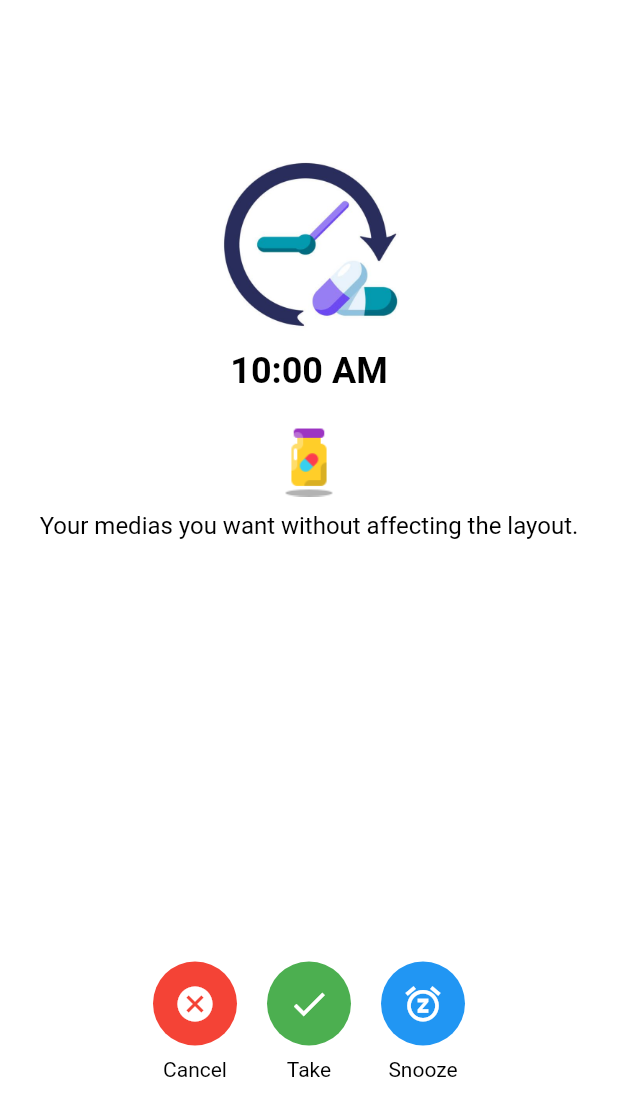
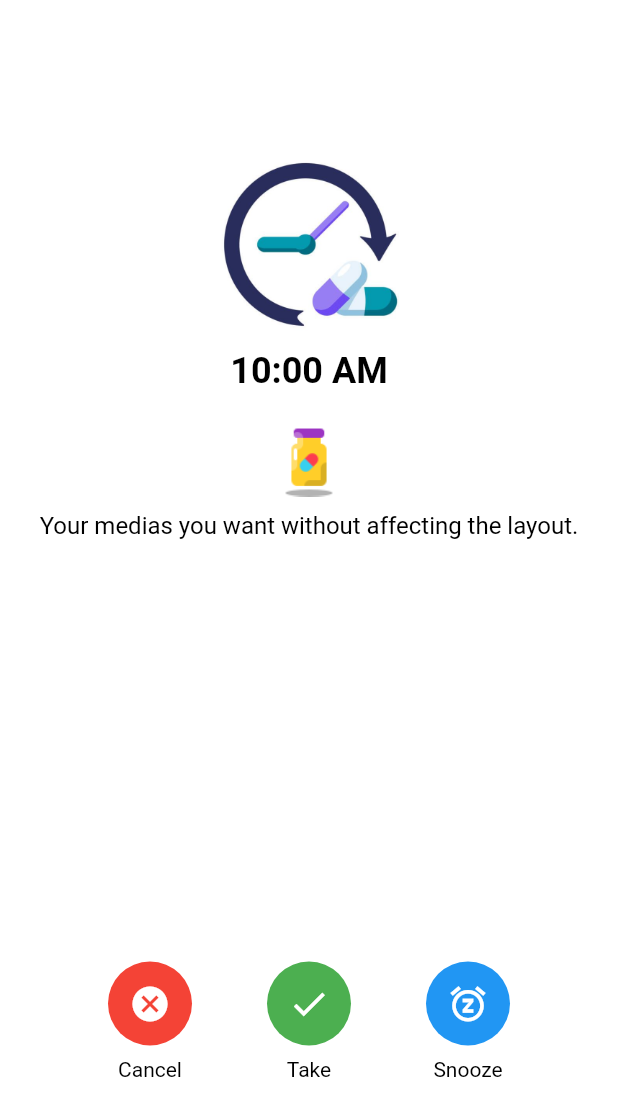
Before and after one commit to shruti10951/MediPal, a Flutter app: the screen it shows after launch, on a phone screen of 412 x 824 dp. Shown: the top 1116 px of the screen. Run offline on Flutter 3.47's test engine with Material 2 defaults, Android fonts, the phone set to English and light mode, and no system bars; our stand-ins replace awesome_notifications, cloud_firestore, datetime_picker_formfield, firebase_auth, firebase_core, image_picker and 1 more; missing offline and left inert: android_alarm_manager_plus; accounts and stored records are empty.

Commit message:
space between alram screen icon

```diff
--- a/lib/notification/alarm_screen.dart
+++ b/lib/notification/alarm_screen.dart
@@ -45,10 +45,6 @@ class _AlarmScreenState extends State<AlarmScreen> {
               height: 300, // Fixed height for the description container
               child: MedicineDescription(description: description),
             ),
-
-            // Space
-            // const SizedBox(height: 280.0),
-
             // Action Buttons
             ActionButtons(),
           ],
@@ -85,7 +81,8 @@ class MedicineTypeIcon extends StatelessWidget {
     } else if (medicineType == 'Injection') {
       imagePath = 'assets/images/injection_icon.png';
     } else {
-      imagePath = 'assets/images/default.png'; // Default image for unknown medicine type
+      imagePath =
+          'assets/images/default.png'; // Default image for unknown medicine type
     }
 
     return Image.asset(
@@ -129,7 +126,7 @@ class ActionButtons extends StatelessWidget {
           },
           color: Colors.red,
         ),
-        const SizedBox(width: 20), // Add space between icons
+        const SizedBox(width: 50), // Add space between icons
         CircularButton(
           icon: Icons.check,
           label: 'Take',
@@ -138,7 +135,7 @@ class ActionButtons extends StatelessWidget {
           },
           color: Colors.green,
         ),
-        const SizedBox(width: 20), // Add space between icons
+        const SizedBox(width: 50), // Add space between icons
         CircularButton(
           icon: Icons.snooze,
           label: 'Snooze',
```
